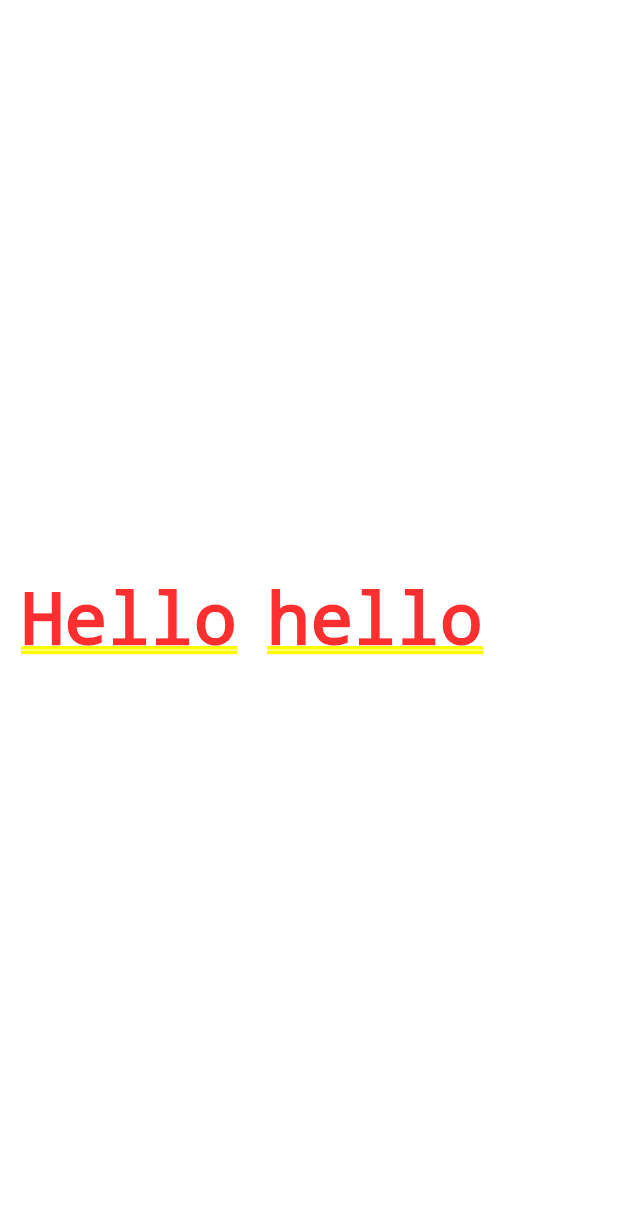
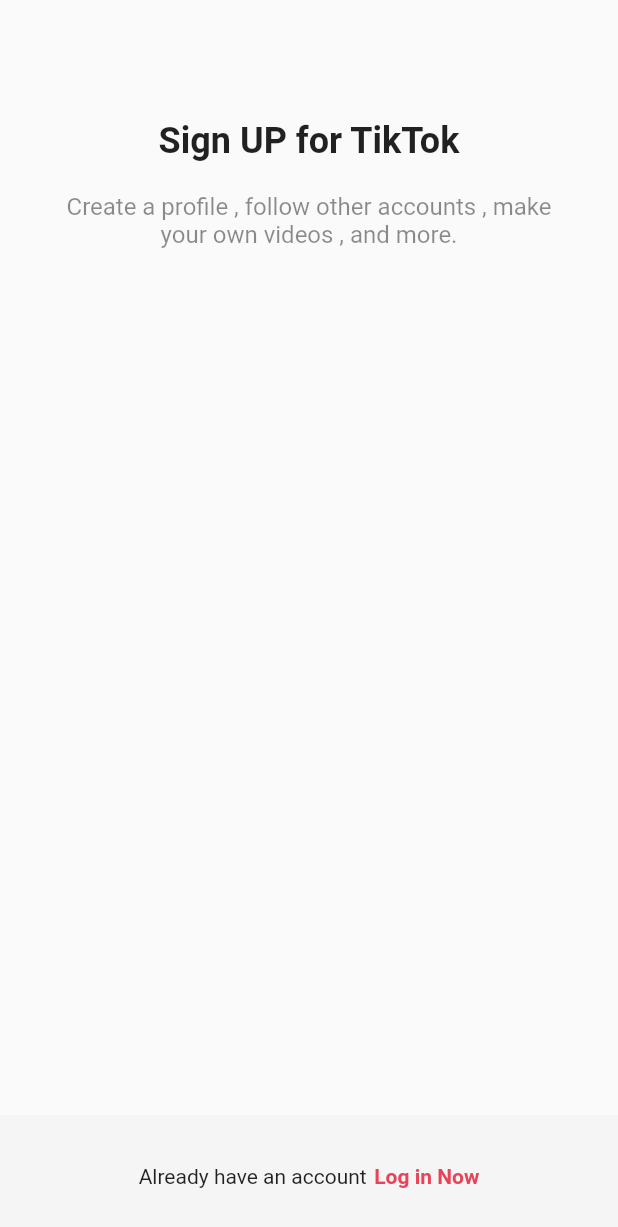
Before and after one commit to sonny8569/TikTok_project, a Flutter app: the screen it shows after launch, on a phone screen of 412 x 824 dp. Shown: the top 1227 px of the screen. Run offline on Flutter 3.47's test engine with Material 2 defaults, Android fonts, the phone set to English and light mode, and no system bars.

Commit message:
signUp page 완성

```diff
--- a/lib/main.dart
+++ b/lib/main.dart
@@ -1,6 +1,7 @@
 import 'package:flutter/material.dart';
 import 'package:tiktok_project/constants/gaps.dart';
 import 'package:tiktok_project/constants/sizes.dart';
+import 'package:tiktok_project/screens/sign_up/sign_up_screen.dart';
 
 void main() {
   runApp(const TikTokApp());
@@ -17,16 +18,7 @@
       theme: ThemeData(
         primaryColor: const Color(0xFFE9435A)
       ),
-      home:  Padding(
-        padding: const EdgeInsets.all(Sizes.size14),
-        child: Container(
-          child: Row(children: const [
-            Text('Hello'),
-            Gaps.h20,
-            Text('hello')
-       ]),
-      ),
-      ),
+      home: const SignUpScreen() ,
     );
   }
 }
--- /dev/null
+++ b/lib/screens/sign_up/sign_up_screen.dart
@@ -0,0 +1,59 @@
+import 'package:flutter/cupertino.dart';
+import 'package:flutter/material.dart';
+import 'package:tiktok_project/constants/gaps.dart';
+import 'package:tiktok_project/constants/sizes.dart';
+
+class SignUpScreen extends StatelessWidget{
+  const  SignUpScreen({super.key});
+
+  @override
+  Widget build(BuildContext context){
+    return Scaffold(
+        body: SafeArea(
+          child: Padding(
+            padding: const EdgeInsets.symmetric(
+              horizontal: Sizes.size40,
+            ),
+            child: Column(
+            children : const [
+              Gaps.v80,
+            Text("Sign UP for TikTok",
+              style: TextStyle(
+                fontSize : Sizes.size24,
+                fontWeight: FontWeight.w700,),),
+            Gaps.v20,
+            Text("Create a profile , follow other accounts , make your own videos , and more. ",
+              style: TextStyle(
+                fontSize: Sizes.size16,
+                color:  Colors.black45,
+              ),
+            textAlign:TextAlign.center ,)
+          ],
+        ),
+       ),
+      ),
+      bottomNavigationBar: BottomAppBar(
+        color: Colors.grey.shade100,
+        elevation: 1,
+        child : Padding(
+          padding: const EdgeInsets.symmetric(vertical:
+            Sizes.size32),
+        child: Container(
+          child: Row(
+            mainAxisAlignment: MainAxisAlignment.center,
+            children: [
+            Text('Already have an account'),
+            Gaps.h5,
+            Text("Log in Now",
+            style:TextStyle(
+              fontWeight: FontWeight.w600,
+              color: Theme.of(context).primaryColor
+            ) ,)
+          ],),
+        ),
+      ),
+      ),
+    );
+  }
+
+}
```
